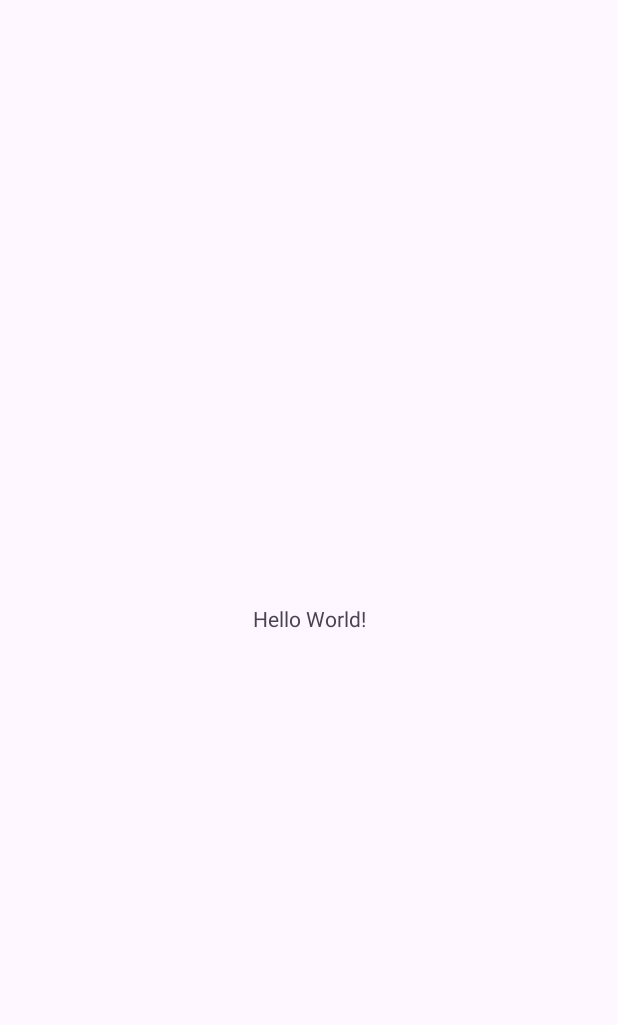
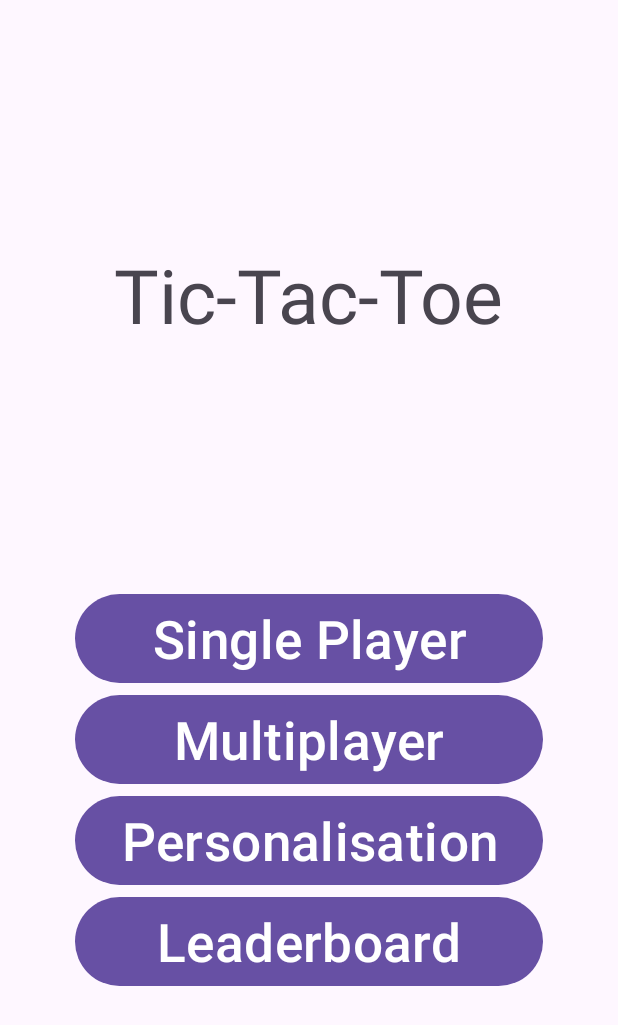
Before and after one commit to mustafa2038/MAD_Assignment_1, an Android app: the screen it shows after launch (MainActivity), on a phone screen of 412 x 824 dp. Before the commit the part shown is almost empty. Shown: the top 1025 px of the screen. Run offline under Robolectric (Android 15) with nearby library versions, the light colour scheme and no system bars.

Commit message:
added MenuFragment

```diff
--- a/TicTacToe/app/src/main/java/com/example/tictactoe/MainActivity.java
+++ b/TicTacToe/app/src/main/java/com/example/tictactoe/MainActivity.java
@@ -1,14 +1,31 @@
 package com.example.tictactoe;
 
 import androidx.appcompat.app.AppCompatActivity;
+import androidx.fragment.app.Fragment;
+import androidx.fragment.app.FragmentManager;
 
 import android.os.Bundle;
+import android.view.Menu;
 
 public class MainActivity extends AppCompatActivity {
+    MenuFragment menuFragment = new MenuFragment();
 
     @Override
     protected void onCreate(Bundle savedInstanceState) {
         super.onCreate(savedInstanceState);
         setContentView(R.layout.activity_main);
+
+        loadMenuFragment();
+    }
+
+    public void loadMenuFragment() {
+        FragmentManager fm = getSupportFragmentManager();
+        Fragment menuFrag = fm.findFragmentById(R.id.container);
+
+        if(menuFrag == null) {
+            fm.beginTransaction().add(R.id.container, menuFragment).commit();
+        } else {
+            fm.beginTransaction().add(R.id.container, menuFragment).commit();
+        }
     }
 }
--- /dev/null
+++ b/TicTacToe/app/src/main/java/com/example/tictactoe/MenuFragment.java
@@ -0,0 +1,34 @@
+package com.example.tictactoe;
+
+import android.os.Bundle;
+
+import androidx.fragment.app.Fragment;
+
+import android.view.LayoutInflater;
+import android.view.View;
+import android.view.ViewGroup;
+import android.widget.Button;
+import android.widget.TextView;
+
+import org.w3c.dom.Text;
+
+public class MenuFragment extends Fragment {
+    public MenuFragment() {
+        // Required empty public constructor
+    }
+
+    @Override
+    public View onCreateView(LayoutInflater inflater, ViewGroup container,
+                             Bundle savedInstanceState) {
+        // Inflate the layout for this fragment
+        View view = inflater.inflate(R.layout.fragment_menu, container, false);
+
+        TextView menuTitle = view.findViewById(R.id.menuTitle);
+        Button singlePlayerButton = view.findViewById(R.id.singlePlayerButton);
+        Button multiplayerButton = view.findViewById(R.id.multiplayerButton);
+        Button personalisationButton = view.findViewById(R.id.personalisationButton);
+        Button leaderBoardButton = view.findViewById(R.id.leaderboardButton);
+
+        return view;
+    }
+}
--- a/TicTacToe/app/src/main/res/layout/activity_main.xml
+++ b/TicTacToe/app/src/main/res/layout/activity_main.xml
@@ -6,13 +6,15 @@
     android:layout_height="match_parent"
     tools:context=".MainActivity">
 
-    <TextView
-        android:layout_width="wrap_content"
-        android:layout_height="wrap_content"
-        android:text="Hello World!"
+    <FrameLayout
+        android:id="@+id/container"
+        android:layout_width="match_parent"
+        android:layout_height="match_parent"
+        app:layout_constraintTop_toTopOf="parent"
         app:layout_constraintBottom_toBottomOf="parent"
-        app:layout_constraintEnd_toEndOf="parent"
-        app:layout_constraintStart_toStartOf="parent"
-        app:layout_constraintTop_toTopOf="parent" />
+        app:layout_constraintLeft_toLeftOf="parent"
+        app:layout_constraintRight_toRightOf="parent">
+
+    </FrameLayout>
 
 </androidx.constraintlayout.widget.ConstraintLayout>
--- /dev/null
+++ b/TicTacToe/app/src/main/res/layout/fragment_menu.xml
@@ -0,0 +1,84 @@
+<?xml version="1.0" encoding="utf-8"?>
+<androidx.constraintlayout.widget.ConstraintLayout xmlns:android="http://schemas.android.com/apk/res/android"
+    xmlns:tools="http://schemas.android.com/tools"
+    xmlns:app="http://schemas.android.com/apk/res-auto"
+    android:id="@+id/menuFragmentId"
+    android:layout_width="match_parent"
+    android:layout_height="match_parent"
+    tools:context=".MenuFragment">
+
+    <TextView
+        android:id="@+id/menuTitle"
+        android:layout_width="wrap_content"
+        android:layout_height="wrap_content"
+        android:text="@string/tic_tac_toe_string"
+        app:layout_constraintLeft_toLeftOf="parent"
+        app:layout_constraintRight_toRightOf="parent"
+        app:layout_constraintTop_toTopOf="parent"
+        app:layout_constraintBottom_toTopOf="@id/menuButtonsConstraintLayout"
+        android:textSize="50sp" />
+
+    <androidx.constraintlayout.widget.ConstraintLayout
+        android:id="@+id/menuButtonsConstraintLayout"
+        android:layout_width="match_parent"
+        android:layout_height="wrap_content"
+        app:layout_constraintLeft_toLeftOf="parent"
+        app:layout_constraintRight_toRightOf="parent"
+        app:layout_constraintBottom_toBottomOf="parent"
+        app:layout_constraintTop_toBottomOf="@+id/menuTitle">
+
+        <Button
+            android:id="@+id/singlePlayerButton"
+            android:layout_width="0dp"
+            android:layout_height="wrap_content"
+            app:layout_constraintLeft_toLeftOf="parent"
+            app:layout_constraintRight_toRightOf="parent"
+            app:layout_constraintTop_toTopOf="parent"
+            android:text="@string/single_player_button_string"
+            android:textSize="35sp"
+            android:layout_marginLeft="50dp"
+            android:layout_marginRight="50dp"
+            android:textAlignment="center"/>
+
+        <Button
+            android:id="@+id/multiplayerButton"
+            android:layout_width="0dp"
+            android:layout_height="wrap_content"
+            app:layout_constraintLeft_toLeftOf="parent"
+            app:layout_constraintRight_toRightOf="parent"
+            app:layout_constraintTop_toBottomOf="@+id/singlePlayerButton"
+            android:text="@string/multiplayer_button_string"
+            android:textSize="35sp"
+            android:layout_marginLeft="50dp"
+            android:layout_marginRight="50dp"
+            android:textAlignment="center"/>
+
+        <Button
+            android:id="@+id/personalisationButton"
+            android:layout_width="0dp"
+            android:layout_height="wrap_content"
+            app:layout_constraintLeft_toLeftOf="parent"
+            app:layout_constraintRight_toRightOf="parent"
+            app:layout_constraintTop_toBottomOf="@+id/multiplayerButton"
+            android:text="@string/personalisation_button_string"
+            android:textSize="35sp"
+            android:layout_marginLeft="50dp"
+            android:layout_marginRight="50dp"
+            android:textAlignment="center"/>
+
+        <Button
+            android:id="@+id/leaderboardButton"
+            android:layout_width="0dp"
+            android:layout_height="wrap_content"
+            app:layout_constraintLeft_toLeftOf="parent"
+            app:layout_constraintRight_toRightOf="parent"
+            app:layout_constraintTop_toBottomOf="@+id/personalisationButton"
+            android:text="@string/leaderboard_button_string"
+            android:textSize="35sp"
+            android:layout_marginLeft="50dp"
+            android:layout_marginRight="50dp"
+            android:textAlignment="center"/>
+
+    </androidx.constraintlayout.widget.ConstraintLayout>
+
+</androidx.constraintlayout.widget.ConstraintLayout>
--- a/TicTacToe/app/src/main/res/values/strings.xml
+++ b/TicTacToe/app/src/main/res/values/strings.xml
@@ -1,3 +1,10 @@
 <resources>
     <string name="app_name">TicTacToe</string>
+    <!-- TODO: Remove or change this placeholder text -->
+    <string name="hello_blank_fragment">Hello blank fragment</string>
+    <string name="tic_tac_toe_string">Tic-Tac-Toe</string>
+    <string name="single_player_button_string">Single Player</string>
+    <string name="multiplayer_button_string">Multiplayer</string>
+    <string name="personalisation_button_string">Personalisation</string>
+    <string name="leaderboard_button_string">Leaderboard</string>
 </resources>
```
